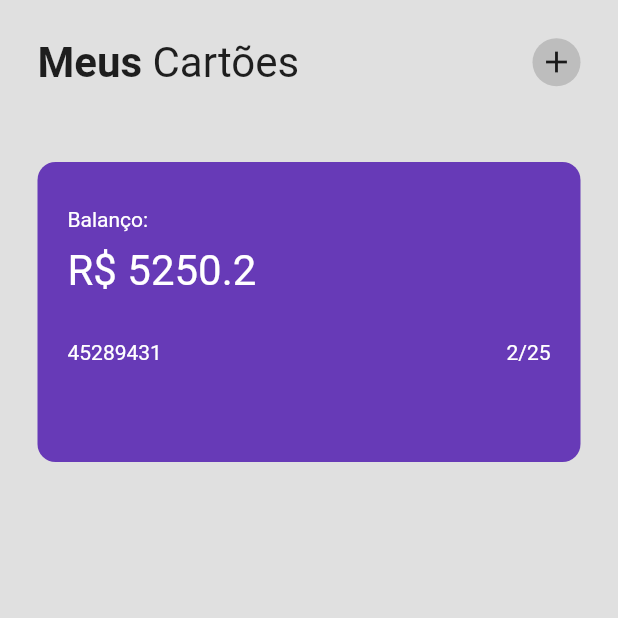
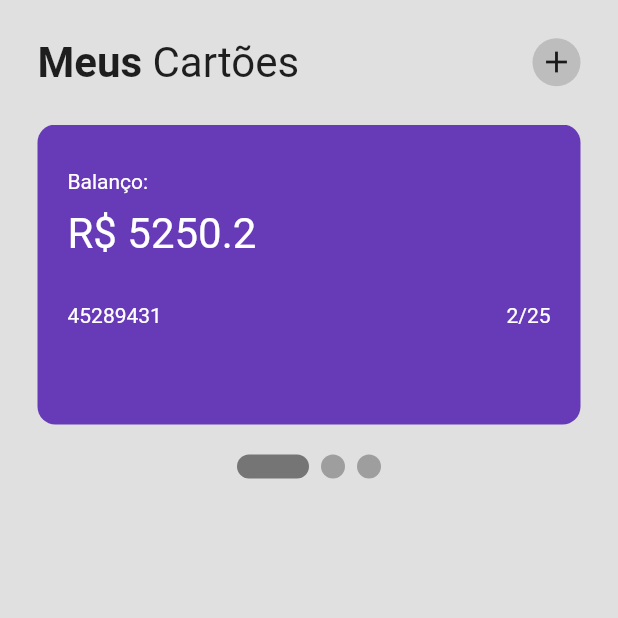
Before and after one commit to Patrickalvares/walletappui, a Flutter app: the screen it shows after launch, on a phone screen of 412 x 824 dp, the top half of it. Run offline on Flutter 3.47's test engine with Material 2 defaults, Android fonts, the phone set to English and light mode, and no system bars; drawn by our look-alikes of smooth_page_indicator.

```diff
--- a/lib/pages/home_page.dart
+++ b/lib/pages/home_page.dart
@@ -1,6 +1,7 @@
 // ignore_for_file: prefer_const_constructors
 
 import 'package:flutter/material.dart';
+import 'package:smooth_page_indicator/smooth_page_indicator.dart';
 import 'package:walletappui/util/my_card.dart';
 
 class HomePage extends StatefulWidget {
@@ -11,6 +12,7 @@ class HomePage extends StatefulWidget {
 }
 
 class _HomePageState extends State<HomePage> {
+  final _controller = PageController();
   @override
   Widget build(BuildContext context) {
     return Scaffold(
@@ -19,7 +21,11 @@ class _HomePageState extends State<HomePage> {
         child: Column(
           children: [
             Padding(
-              padding: const EdgeInsets.all(25.0),
+              padding: const EdgeInsets.only(
+                top: 25.0,
+                right: 25,
+                left: 25,
+              ),
               child: Row(
                 mainAxisAlignment: MainAxisAlignment.spaceBetween,
                 children: [
@@ -50,6 +56,8 @@ class _HomePageState extends State<HomePage> {
             Container(
               height: 200,
               child: PageView(
+                scrollDirection: Axis.horizontal,
+                controller: _controller,
                 children: const [
                   MyCard(
                     balance: 5250.20,
@@ -75,6 +83,14 @@ class _HomePageState extends State<HomePage> {
                 ],
               ),
             ),
+            SizedBox(height: 20),
+            SmoothPageIndicator(
+              controller: _controller,
+              count: 3,
+              effect: ExpandingDotsEffect(
+                activeDotColor: Colors.grey.shade600,
+              ),
+            )
           ],
         ),
       ),
--- a/pubspec.yaml
+++ b/pubspec.yaml
@@ -36,6 +36,7 @@ dependencies:
   # The following adds the Cupertino Icons font to your application.
   # Use with the CupertinoIcons class for iOS style icons.
   cupertino_icons: ^1.0.2
+  smooth_page_indicator: ^1.0.0+2
 
 dev_dependencies:
   flutter_test:
```
Also changed, not shown: pubspec.lock.
